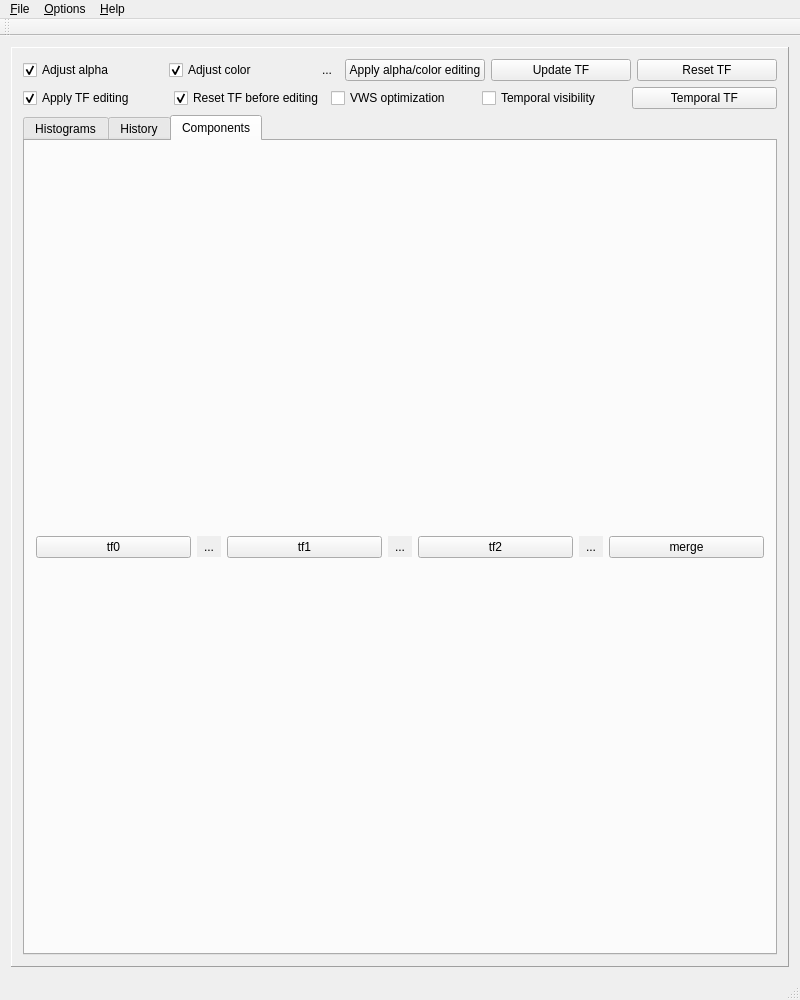
Qt form QtCuda/mainwindow.ui (luosz/cuda-visibility) before a commit.
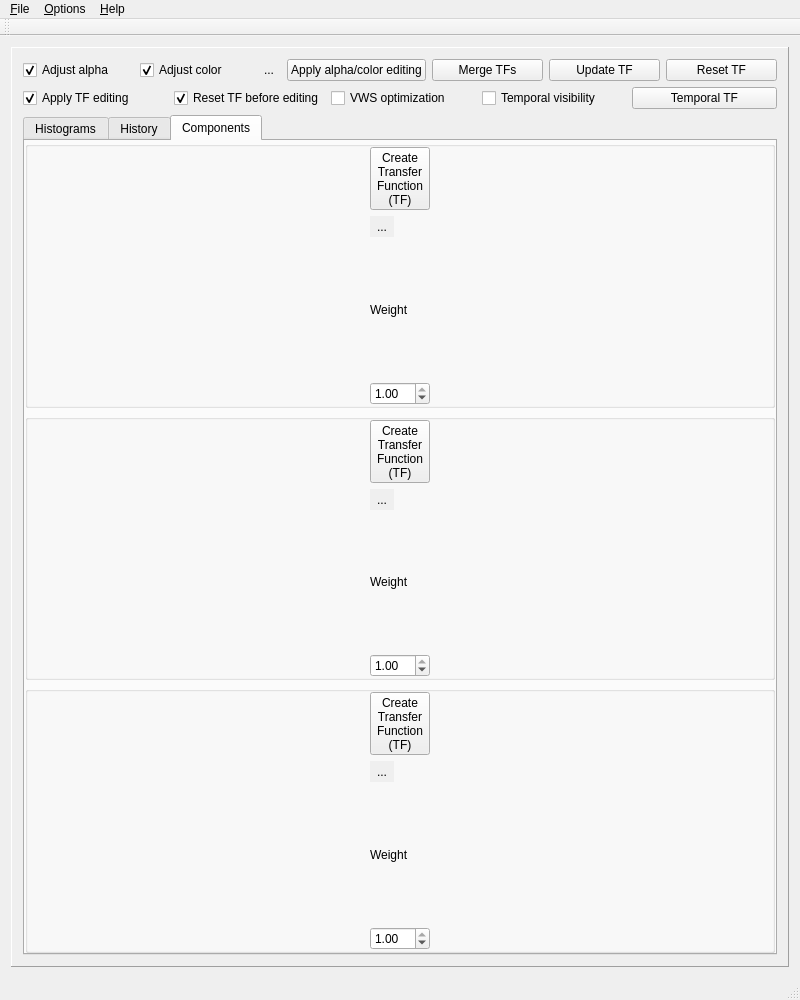
The same form after that commit. The open tabs and pages were chosen to show the change.

Commit message: use group box to group the buttons and chart views

The edit to the form file:
```diff
--- a/QtCuda/mainwindow.ui
+++ b/QtCuda/mainwindow.ui
@@ -67,33 +67,20 @@
            <property name="bottomMargin">
             <number>0</number>
            </property>
-           <item row="0" column="2">
-            <widget class="QToolButton" name="toolButton_4">
-             <property name="autoFillBackground">
-              <bool>true</bool>
-             </property>
-             <property name="text">
-              <string>...</string>
-             </property>
-             <property name="autoRaise">
-              <bool>true</bool>
-             </property>
-            </widget>
-           </item>
            <item row="0" column="5">
+            <widget class="QPushButton" name="pushButton_2">
+             <property name="text">
+              <string>Update TF</string>
+             </property>
+            </widget>
+           </item>
+           <item row="0" column="6">
             <widget class="QPushButton" name="pushButton_4">
              <property name="text">
               <string>Reset TF</string>
              </property>
             </widget>
            </item>
-           <item row="0" column="3">
-            <widget class="QPushButton" name="pushButton_3">
-             <property name="text">
-              <string>Apply alpha/color editing</string>
-             </property>
-            </widget>
-           </item>
            <item row="0" column="1">
             <widget class="QCheckBox" name="checkBox_2">
              <property name="text">
@@ -104,10 +91,16 @@
              </property>
             </widget>
            </item>
-           <item row="0" column="4">
-            <widget class="QPushButton" name="pushButton_2">
+           <item row="0" column="2">
+            <widget class="QToolButton" name="toolButton_4">
+             <property name="autoFillBackground">
+              <bool>true</bool>
+             </property>
              <property name="text">
-              <string>Update TF</string>
+              <string>...</string>
+             </property>
+             <property name="autoRaise">
+              <bool>true</bool>
              </property>
             </widget>
            </item>
@@ -127,6 +120,20 @@
              </property>
             </widget>
            </item>
+           <item row="0" column="4">
+            <widget class="QPushButton" name="pushButton">
+             <property name="text">
+              <string>Merge TFs</string>
+             </property>
+            </widget>
+           </item>
+           <item row="0" column="3">
+            <widget class="QPushButton" name="pushButton_3">
+             <property name="text">
+              <string>Apply alpha/color editing</string>
+             </property>
+            </widget>
+           </item>
           </layout>
          </item>
          <item row="1" column="0" colspan="2">
@@ -143,6 +150,13 @@
            <property name="bottomMargin">
             <number>0</number>
            </property>
+           <item row="0" column="2">
+            <widget class="QCheckBox" name="checkBox_5">
+             <property name="text">
+              <string>VWS optimization</string>
+             </property>
+            </widget>
+           </item>
            <item row="0" column="0">
             <widget class="QCheckBox" name="checkBox_3">
              <property name="text">
@@ -163,20 +177,6 @@
              </property>
             </widget>
            </item>
-           <item row="0" column="2">
-            <widget class="QCheckBox" name="checkBox_5">
-             <property name="text">
-              <string>VWS optimization</string>
-             </property>
-            </widget>
-           </item>
-           <item row="0" column="3">
-            <widget class="QCheckBox" name="checkBox_6">
-             <property name="text">
-              <string>Temporal visibility</string>
-             </property>
-            </widget>
-           </item>
            <item row="0" column="4">
             <widget class="QPushButton" name="pushButton_5">
              <property name="text">
@@ -184,6 +184,13 @@
              </property>
             </widget>
            </item>
+           <item row="0" column="3">
+            <widget class="QCheckBox" name="checkBox_6">
+             <property name="text">
+              <string>Temporal visibility</string>
+             </property>
+            </widget>
+           </item>
           </layout>
          </item>
         </layout>
@@ -197,7 +204,7 @@
           </sizepolicy>
          </property>
          <property name="currentIndex">
-          <number>0</number>
+          <number>2</number>
          </property>
          <widget class="QWidget" name="tabWidget_2Page1">
           <attribute name="title">
@@ -282,16 +289,55 @@
            <string>Components</string>
           </attribute>
           <layout class="QVBoxLayout" name="verticalLayout_3">
+           <property name="leftMargin">
+            <number>0</number>
+           </property>
+           <property name="topMargin">
+            <number>0</number>
+           </property>
+           <property name="rightMargin">
+            <number>0</number>
+           </property>
+           <property name="bottomMargin">
+            <number>0</number>
+           </property>
            <item>
+            <widget class="QGroupBox" name="groupBox">
             <layout class="QHBoxLayout" name="horizontalLayout">
+              <property name="leftMargin">
+               <number>0</number>
+              </property>
+              <property name="topMargin">
+               <number>0</number>
+              </property>
+              <property name="rightMargin">
+               <number>0</number>
+              </property>
+              <property name="bottomMargin">
+               <number>0</number>
+              </property>
              <item>
-              <widget class="QPushButton" name="pushButton_7">
+               <layout class="QGridLayout" name="gridLayout_7">
+                <property name="leftMargin">
+                 <number>0</number>
+                </property>
+                <property name="topMargin">
+                 <number>0</number>
+                </property>
+                <property name="rightMargin">
+                 <number>0</number>
+                </property>
+                <property name="bottomMargin">
+                 <number>0</number>
+                </property>
+                <item row="2" column="0">
+                 <widget class="QLabel" name="label_5">
                <property name="text">
-                <string>tf0</string>
+                   <string>Weight</string>
                </property>
               </widget>
              </item>
-             <item>
+                <item row="1" column="0">
               <widget class="QToolButton" name="toolButton">
                <property name="autoFillBackground">
                 <bool>true</bool>
@@ -304,14 +350,62 @@
                </property>
               </widget>
              </item>
-             <item>
-              <widget class="QPushButton" name="pushButton_8">
+                <item row="0" column="0">
+                 <widget class="QToolButton" name="toolButton_5">
                <property name="text">
-                <string>tf1</string>
+                   <string>Create
+Transfer
+Function
+(TF)</string>
                </property>
               </widget>
              </item>
+                <item row="3" column="0">
+                 <widget class="QDoubleSpinBox" name="doubleSpinBox">
+                  <property name="maximum">
+                   <double>1.000000000000000</double>
+                  </property>
+                  <property name="singleStep">
+                   <double>0.100000000000000</double>
+                  </property>
+                  <property name="value">
+                   <double>1.000000000000000</double>
+                  </property>
+                 </widget>
+                </item>
+               </layout>
+              </item>
+             </layout>
+            </widget>
+           </item>
              <item>
+            <widget class="QGroupBox" name="groupBox_2">
+             <layout class="QHBoxLayout" name="horizontalLayout_2">
+              <property name="leftMargin">
+               <number>0</number>
+              </property>
+              <property name="topMargin">
+               <number>0</number>
+              </property>
+              <property name="rightMargin">
+               <number>0</number>
+              </property>
+              <property name="bottomMargin">
+               <number>0</number>
+              </property>
+              <item>
+               <layout class="QGridLayout" name="gridLayout_8">
+                <item row="0" column="0">
+                 <widget class="QToolButton" name="toolButton_6">
+                  <property name="text">
+                   <string>Create
+Transfer
+Function
+(TF)</string>
+                  </property>
+                 </widget>
+                </item>
+                <item row="1" column="0">
               <widget class="QToolButton" name="toolButton_2">
                <property name="autoFillBackground">
                 <bool>true</bool>
@@ -324,14 +418,69 @@
                </property>
               </widget>
              </item>
-             <item>
-              <widget class="QPushButton" name="pushButton_9">
+                <item row="2" column="0">
+                 <widget class="QLabel" name="label_6">
                <property name="text">
-                <string>tf2</string>
+                   <string>Weight</string>
                </property>
               </widget>
              </item>
+                <item row="3" column="0">
+                 <widget class="QDoubleSpinBox" name="doubleSpinBox_2">
+                  <property name="maximum">
+                   <double>1.000000000000000</double>
+                  </property>
+                  <property name="singleStep">
+                   <double>0.100000000000000</double>
+                  </property>
+                  <property name="value">
+                   <double>1.000000000000000</double>
+                  </property>
+                 </widget>
+                </item>
+               </layout>
+              </item>
+             </layout>
+            </widget>
+           </item>
              <item>
+            <widget class="QGroupBox" name="groupBox_3">
+             <property name="flat">
+              <bool>false</bool>
+             </property>
+             <layout class="QHBoxLayout" name="horizontalLayout_3">
+              <property name="leftMargin">
+               <number>0</number>
+              </property>
+              <property name="topMargin">
+               <number>0</number>
+              </property>
+              <property name="rightMargin">
+               <number>0</number>
+              </property>
+              <property name="bottomMargin">
+               <number>0</number>
+              </property>
+              <item>
+               <layout class="QGridLayout" name="gridLayout_11">
+                <item row="0" column="0">
+                 <widget class="QToolButton" name="toolButton_7">
+                  <property name="text">
+                   <string>Create
+Transfer
+Function
+(TF)</string>
+                  </property>
+                 </widget>
+                </item>
+                <item row="2" column="0">
+                 <widget class="QLabel" name="label_7">
+                  <property name="text">
+                   <string>Weight</string>
+                  </property>
+                 </widget>
+                </item>
+                <item row="1" column="0">
               <widget class="QToolButton" name="toolButton_3">
                <property name="autoFillBackground">
                 <bool>true</bool>
@@ -344,14 +493,23 @@
                </property>
               </widget>
              </item>
-             <item>
-              <widget class="QPushButton" name="pushButton_10">
-               <property name="text">
-                <string>merge</string>
-               </property>
+                <item row="3" column="0">
+                 <widget class="QDoubleSpinBox" name="doubleSpinBox_3">
+                  <property name="maximum">
+                   <double>1.000000000000000</double>
+                  </property>
+                  <property name="singleStep">
+                   <double>0.100000000000000</double>
+                  </property>
+                  <property name="value">
+                   <double>1.000000000000000</double>
+                  </property>
               </widget>
              </item>
             </layout>
+              </item>
+             </layout>
+            </widget>
            </item>
           </layout>
          </widget>
@@ -393,8 +551,9 @@
     <property name="title">
      <string>&amp;Options</string>
     </property>
-    <addaction name="actionTF_componment_weights"/>
     <addaction name="actionClear_TF_component_to_zeros"/>
+    <addaction name="actionSet_number_of_transfer_function_components"/>
+    <addaction name="actionTF_componment_weights"/>
    </widget>
    <addaction name="menu_File"/>
    <addaction name="menu_Options"/>
@@ -459,6 +618,11 @@
     <string>Clear transfer function component (set to 0)</string>
    </property>
   </action>
+  <action name="actionSet_number_of_transfer_function_components">
+   <property name="text">
+    <string>Set number of transfer function components...</string>
+   </property>
+  </action>
  </widget>
  <layoutdefault spacing="6" margin="11"/>
  <resources/>
```
Lines whose indentation alone changed are shown as unchanged. The commit also changes 5 other files.
